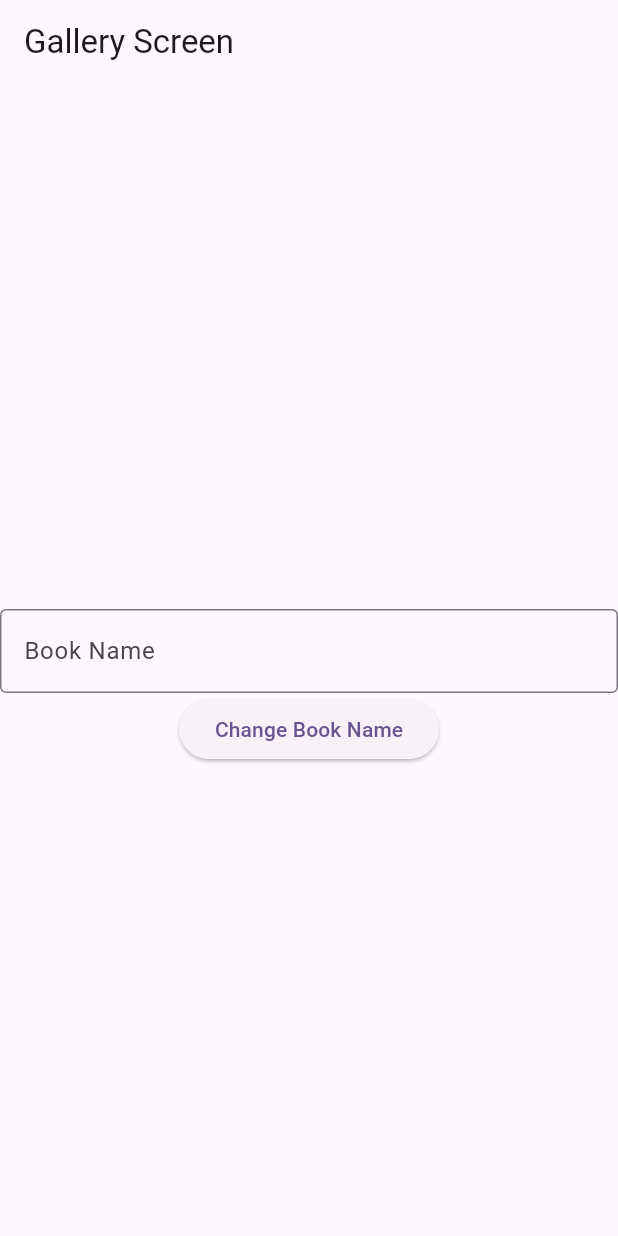
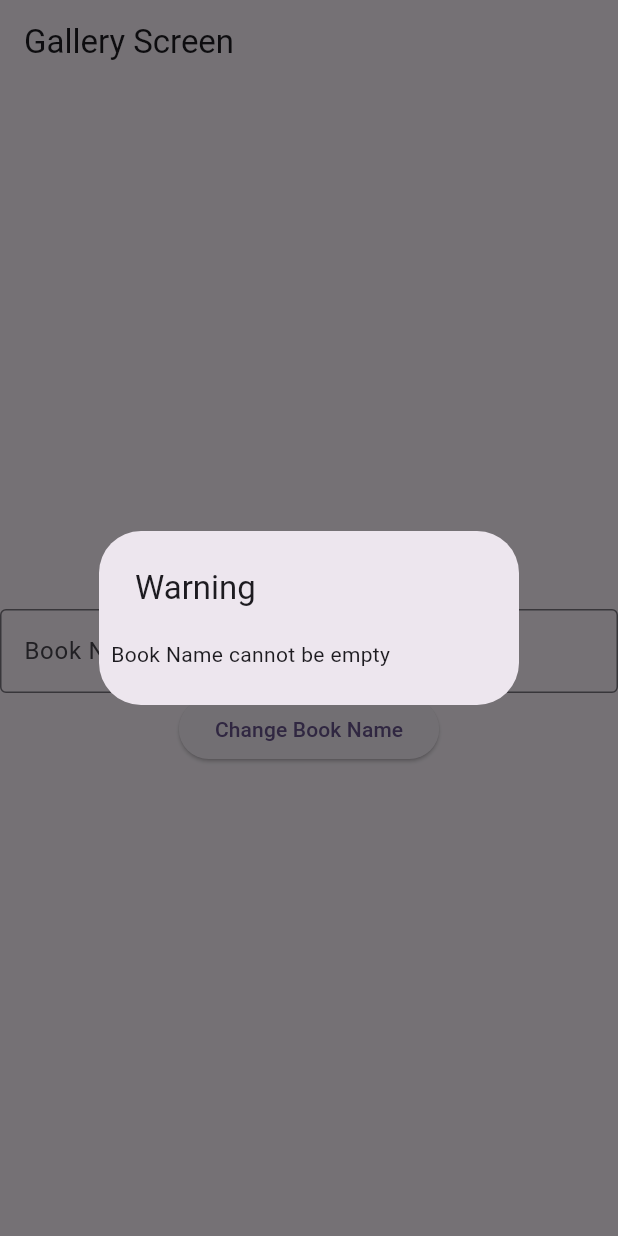
Before and after one commit to siopipin/pengembangan_aplikasi_mobile_flutter, a Flutter app: the screen it shows after launch, after a tap on "Change Book Name", on a phone screen of 412 x 824 dp. Run offline on Flutter 3.47's test engine with Material 3 defaults, Android fonts, the phone set to English and light mode, and no system bars.

Commit message:
update book provider dengan ubahIdentitasBuku

```diff
--- a/lib/M09/praktek/gallery_screen.dart
+++ b/lib/M09/praktek/gallery_screen.dart
@@ -16,10 +16,14 @@ class GalleryScreen extends StatelessWidget {
         child: Column(
           mainAxisAlignment: MainAxisAlignment.center,
           children: [
-            Text(
-              bookWatchProvider.bookName,
-              style: TextStyle(fontSize: 25),
-            ),
+            bookWatchProvider.memutar == true
+                ? Center(
+                    child: CircularProgressIndicator(),
+                  )
+                : Text(
+                    bookWatchProvider.bookName,
+                    style: TextStyle(fontSize: 25),
+                  ),
             TextField(
               controller: bookWatchProvider.controller,
               decoration: InputDecoration(
@@ -29,7 +33,24 @@ class GalleryScreen extends StatelessWidget {
             ),
             ElevatedButton(
               onPressed: () {
-                bookProvider.changeKasir = bookWatchProvider.controller.text;
+                if (bookWatchProvider.controller.text.isEmpty) {
+                  showDialog(
+                      context: context,
+                      builder: (BuildContext context) {
+                        return SimpleDialog(
+                          title: Text("Warning"),
+                          children: [
+                            Padding(
+                              padding: const EdgeInsets.all(8.0),
+                              child: Text("Book Name cannot be empty"),
+                            ),
+                          ],
+                        );
+                      });
+                } else {
+                  bookProvider.ubahIdentitasBuku(
+                      bookWatchProvider.controller.text, "Erlangga");
+                }
               },
               child: Text("Change Book Name"),
             ),
```
Also changed, not shown: lib/M09/praktek/providers/book_provider.dart (+28 -0 lines).
